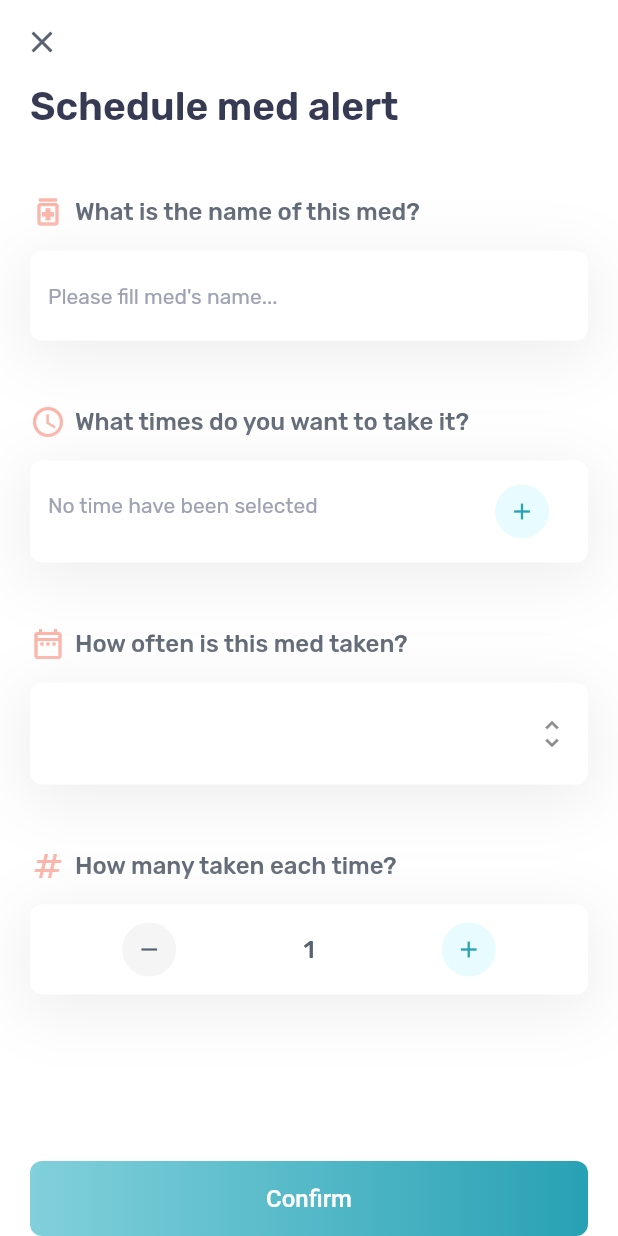
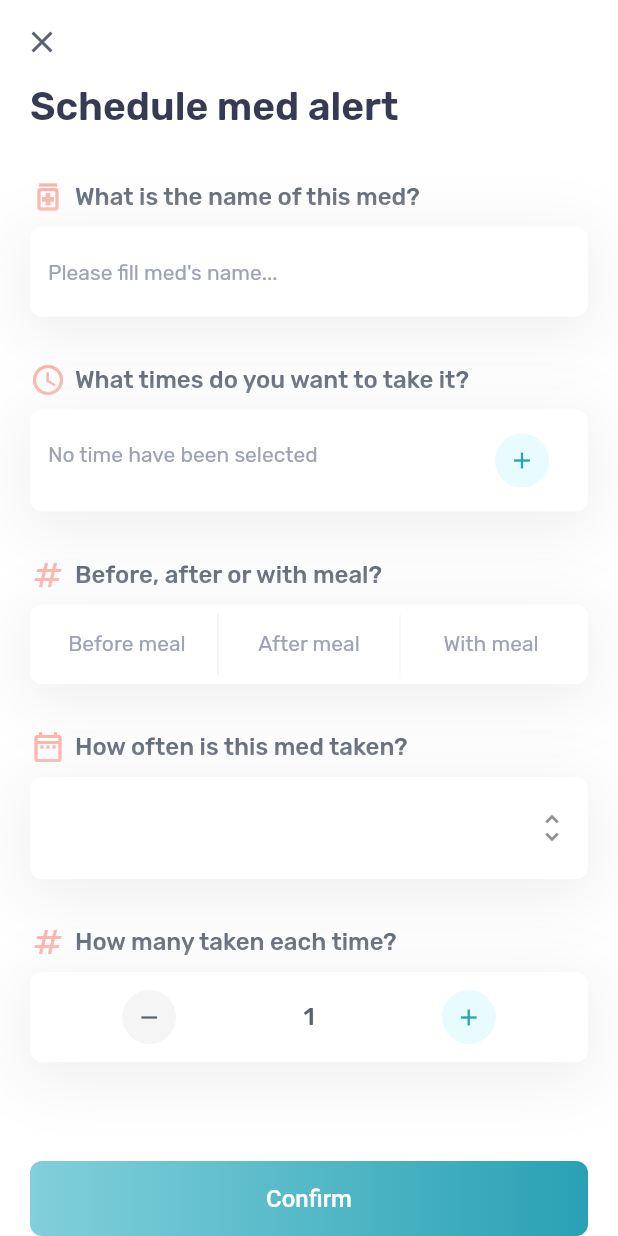
Before and after one commit to feiwhang/take-your-meds-flutter, a Flutter app: the screen it shows after launch, after a tap on the "add" icon, on a phone screen of 412 x 824 dp. Run offline on Flutter 3.47's test engine with Material 2 defaults, Android fonts, the light colour scheme and no system bars; our stand-ins replace flutter_riverpod, google_fonts, hive, hive_flutter; accounts and stored records are empty; generated files the repository leaves out were written again; statements that could not run were skipped.

Commit message:
add how to take meds to schedule & ui input in add_med page

```diff
--- a/lib/l10n/app_en.arb
+++ b/lib/l10n/app_en.arb
@@ -6,6 +6,7 @@
     "addmedTitle": "Schedule med alert",
     "addmedNameTitle": "What is the name of this med?",
     "addmedTimeTitle": "What times do you want to take it?",
+    "addmedHowTitle": "Before, after or with meal?",
     "addmedFrequencyTitle": "How often is this med taken?",
     "addmedQuantityTitle": "How many taken each time?",
     "tabToTypeName": "Please fill med's name...",
@@ -35,6 +36,7 @@
     "timeExceed": "Maximum of 3 times per schedule",
     "errorNoName": "Please specify the med's name.",
     "errorNoTime": "Please select at least 1 time.",
+    "errorNoHow": "Please select how to take.",
     "errorNoDay": "Please select at least 1 day.",
     "pill": "pill",
     "pills": "pills",
@@ -42,5 +44,8 @@
     "onGoing": "On going",
     "sucess": "Success !",
     "changedLang": "Successfully changed language",
-    "addedMed": "Successfully added schedule"
+    "addedMed": "Successfully added schedule",
+    "beforeMeal": "Before meal",
+    "afterMeal": "After meal",
+    "withMeal": "With meal"
 }
--- a/lib/l10n/app_th.arb
+++ b/lib/l10n/app_th.arb
@@ -6,6 +6,7 @@
     "addmedTitle": "สร้างการแจ้งเตือน",
     "addmedNameTitle": "ชื่อตัวยา?",
     "addmedTimeTitle": "คุณต้องทานยาตัวนี้เวลาไหน?",
+    "addmedHowTitle": "ก่อน, หลัง หรือพร้อมอาหาร?",
     "addmedFrequencyTitle": "ต้องทานบ่อยแค่ไหน?",
     "addmedQuantityTitle": "ต้องทานครั้งละกี่เม็ด",
     "tabToTypeName": "กรุณาใส่ชื่อยา...",
@@ -35,6 +36,7 @@
     "timeExceed": "เลือกที่ไม่เกิน 3 เวลา",
     "errorNoName": "กรุณากรอกชื่อตัวยา",
     "errorNoTime": "กรุณาเลือกอย่างน้อย 1 เวลา",
+    "errorNoHow": "กรุณาเลือกวิธีีกิน",
     "errorNoDay": "กรุณาเลือกอย่างน้อย 1 วัน",
     "pill": "เม็ด",
     "pills": "เม็ด",
@@ -42,5 +44,8 @@
     "onGoing": "อยู่ระหว่าง",
     "sucess": "สำเร็จ !",
     "changedLang": "เปลี่ยนภาษาเรียบร้อย",
-    "addedMed": "เพิ่มการแจ้งเตือบเรียบร้อย"
+    "addedMed": "เพิ่มการแจ้งเตือบเรียบร้อย",
+    "beforeMeal": "ก่อนอาหาร",
+    "afterMeal": "หลังอาหาร",
+    "withMeal": "พร้อมอาหาร"
 }
--- a/lib/screens/add_med.dart
+++ b/lib/screens/add_med.dart
@@ -6,6 +6,7 @@ import 'package:hive_flutter/hive_flutter.dart';
 import 'package:take_your_meds/constants.dart';
 import 'package:flutter_gen/gen_l10n/app_localizations.dart';
 import 'package:take_your_meds/utils/days_of_the_week.dart';
+import 'package:take_your_meds/utils/how_to_take.dart';
 import 'package:take_your_meds/utils/schedule.dart';
 import 'package:take_your_meds/widgets/alert_dialog.dart';
 import 'package:take_your_meds/widgets/base_card.dart';
@@ -38,75 +39,52 @@ class AddMed extends StatelessWidget {
               AppLocalizations.of(context)!.addmedTitle,
               style: titleTextStyle,
             ),
-            const SizedBox(height: 42),
-            Row(
-              children: [
-                const Icon(
-                  Icons.medication_outlined,
-                  color: normalRedColor,
-                ),
-                const SizedBox(width: 6),
-                Text(
-                  AppLocalizations.of(context)!.addmedNameTitle,
-                  style: subtitleTextStyle,
-                ),
-              ],
-            ),
-            const SizedBox(height: 14),
+            const SizedBox(height: 32),
+            titleText(Icons.medication_outlined,
+                AppLocalizations.of(context)!.addmedNameTitle),
+            const SizedBox(height: 8),
             const SelectNameCard(),
-            const SizedBox(height: 42),
-            Row(
-              children: [
-                const Icon(
-                  Icons.schedule_outlined,
-                  color: normalRedColor,
-                ),
-                const SizedBox(width: 6),
-                Text(
-                  AppLocalizations.of(context)!.addmedTimeTitle,
-                  style: subtitleTextStyle,
-                ),
-              ],
-            ),
-            const SizedBox(height: 14),
+            const SizedBox(height: 30),
+            titleText(Icons.schedule_outlined,
+                AppLocalizations.of(context)!.addmedTimeTitle),
+            const SizedBox(height: 8),
             const SelectTimeCard(),
-            const SizedBox(height: 42),
-            Row(
-              children: [
-                const Icon(
-                  Icons.date_range_outlined,
-                  color: normalRedColor,
-                ),
-                const SizedBox(width: 6),
-                Text(
-                  AppLocalizations.of(context)!.addmedFrequencyTitle,
-                  style: subtitleTextStyle,
-                ),
-              ],
-            ),
-            const SizedBox(height: 14),
+            const SizedBox(height: 30),
+            titleText(Icons.numbers_outlined,
+                AppLocalizations.of(context)!.addmedHowTitle),
+            const SizedBox(height: 8),
+            const SelectHowCard(),
+            const SizedBox(height: 30),
+            titleText(Icons.date_range_outlined,
+                AppLocalizations.of(context)!.addmedFrequencyTitle),
+            const SizedBox(height: 8),
             const SelectFreqCard(),
-            const SizedBox(height: 42),
-            Row(
-              children: [
-                const Icon(
-                  Icons.numbers_outlined,
-                  color: normalRedColor,
-                ),
-                const SizedBox(width: 6),
-                Text(
-                  AppLocalizations.of(context)!.addmedQuantityTitle,
-                  style: subtitleTextStyle,
-                ),
-              ],
-            ),
-            const SizedBox(height: 14),
+            const SizedBox(height: 30),
+            titleText(Icons.numbers_outlined,
+                AppLocalizations.of(context)!.addmedQuantityTitle),
+            const SizedBox(height: 8),
             const SelectDoseCard(),
             const Expanded(child: SizedBox()),
             const ConfirmButton(),
           ],
         ),
       ),
+    );
+  }
+
+  Widget titleText(IconData iconData, String title) {
+    return Row(
+      children: [
+        Icon(
+          iconData,
+          color: normalRedColor,
+        ),
+        const SizedBox(width: 6),
+        Text(
+          title,
+          style: subtitleTextStyle,
+        ),
+      ],
     );
   }
 }
@@ -192,7 +170,7 @@ class SelectTimeCard extends ConsumerWidget {
             Container(
               decoration: BoxDecoration(
                   color: Colors.white38,
-                  borderRadius: BorderRadius.circular(32)),
+                  borderRadius: BorderRadius.circular(30)),
               child: IconButton(
                 onPressed: () {
                   ref.read(newScheduleProvider.notifier).removeTimeToTake(time);
@@ -279,12 +257,69 @@ class SelectTimeModal extends ConsumerWidget {
   }
 }
 
+class SelectHowCard extends ConsumerWidget {
+  const SelectHowCard({Key? key}) : super(key: key);
+
+  @override
+  Widget build(BuildContext context, WidgetRef ref) {
+    return BaseCard(
+      cardChild: IntrinsicHeight(
+        child: Row(
+          mainAxisAlignment: MainAxisAlignment.spaceEvenly,
+          children: [
+            expandedButton(context, ref, HowToTake.beforeMeal),
+            VerticalDivider(
+              color: Colors.grey.shade200,
+            ),
+            expandedButton(context, ref, HowToTake.afterMeal),
+            VerticalDivider(
+              color: Colors.grey.shade100,
+            ),
+            expandedButton(context, ref, HowToTake.withMeal),
+          ],
+        ),
+      ),
+    );
+  }
+
+  Widget expandedButton(
+      BuildContext context, WidgetRef ref, HowToTake howToTake) {
+    Schedule scheduleValue = ref.watch(newScheduleProvider);
+
+    return Expanded(
+      flex: 1,
+      child: GestureDetector(
+        onTap: () {
+          ref.read(newScheduleProvider.notifier).pickHowToTake(howToTake);
+        },
+        child: Container(
+          padding: const EdgeInsets.all(12),
+          alignment: Alignment.center,
+          decoration: BoxDecoration(
+            gradient: scheduleValue.howToTake == howToTake
+                ? const LinearGradient(colors: [normalRedColor, darkRedColor])
+                : null,
+            borderRadius: BorderRadius.circular(6),
+          ),
+          child: Text(
+            howToTake.getText(context),
+            style: scheduleValue.howToTake == howToTake
+                ? lightNormalTextStyle
+                : normalTextStyle,
+          ),
+        ),
+      ),
+    );
+  }
+}
+
 class SelectFreqCard extends ConsumerWidget {
   const SelectFreqCard({Key? key}) : super(key: key);
 
   @override
   Widget build(BuildContext context, WidgetRef ref) {
     Schedule scheduleValue = ref.watch(newScheduleProvider);
+
     return BaseCard(
       cardChild: ListTile(
         contentPadding: EdgeInsets.zero,
@@ -554,6 +589,11 @@ class ConfirmButton extends ConsumerWidget {
       errorMsg += AppLocalizations.of(context)!.errorNoTime;
     }
 
+    if (scheduleValue.howToTake == null) {
+      errorMsg += "\n* ";
+      errorMsg += AppLocalizations.of(context)!.errorNoHow;
+    }
+
     if (!scheduleValue.daysToTake.containsValue(true)) {
       errorMsg += "\n* ";
       errorMsg += AppLocalizations.of(context)!.errorNoDay;
--- /dev/null
+++ b/lib/utils/how_to_take.dart
@@ -0,0 +1,30 @@
+import 'package:flutter/material.dart';
+import 'package:hive/hive.dart';
+import 'package:flutter_gen/gen_l10n/app_localizations.dart';
+
+part 'how_to_take.g.dart';
+
+@HiveType(typeId: 3)
+enum HowToTake {
+  @HiveField(0)
+  beforeMeal,
+
+  @HiveField(1)
+  afterMeal,
+
+  @HiveField(2)
+  withMeal;
+
+  String getText(BuildContext context) {
+    switch (index) {
+      case 0:
+        return AppLocalizations.of(context)!.beforeMeal;
+      case 1:
+        return AppLocalizations.of(context)!.afterMeal;
+      case 2:
+        return AppLocalizations.of(context)!.withMeal;
+      default:
+        return "ERROR";
+    }
+  }
+}
--- a/lib/utils/schedule.dart
+++ b/lib/utils/schedule.dart
@@ -4,6 +4,7 @@ import 'package:hive/hive.dart';
 import 'package:intl/intl.dart';
 import 'package:flutter_gen/gen_l10n/app_localizations.dart';
 import 'package:take_your_meds/utils/days_of_the_week.dart';
+import 'package:take_your_meds/utils/how_to_take.dart';
 import 'package:take_your_meds/widgets/alert_dialog.dart';
 
 part 'schedule.g.dart';
@@ -17,6 +18,9 @@ class Schedule extends HiveObject {
   List<TimeOfDay> timesToTake = [];
 
   @HiveField(2)
+  HowToTake? howToTake;
+
+  @HiveField(3)
   Map<DaysOfTheWeek, bool> daysToTake = {
     DaysOfTheWeek.sunday: false,
     DaysOfTheWeek.monday: false,
@@ -27,7 +31,7 @@ class Schedule extends HiveObject {
     DaysOfTheWeek.saturday: false,
   };
 
-  @HiveField(3)
+  @HiveField(4)
   int dose = 1;
 }
 
@@ -79,6 +83,13 @@ class ScheduleNotifier extends StateNotifier<Schedule> {
     state = newSchedule;
   }
 
+  void pickHowToTake(HowToTake howToTake) {
+    Schedule newSchedule = copySchedule;
+    newSchedule.howToTake = howToTake;
+
+    state = newSchedule;
+  }
+
   void toggleDayToTake(DaysOfTheWeek day) {
     Schedule newSchedule = copySchedule;
     newSchedule.daysToTake[day] = !newSchedule.daysToTake[day]!;
--- a/pubspec.yaml
+++ b/pubspec.yaml
@@ -20,6 +20,7 @@ dependencies:
     flutter_riverpod: ^2.0.0-dev.9
     hive: ^2.2.1
     hive_flutter: ^1.1.0
+    flutter_local_notifications: ^9.6.0
 
 dev_dependencies:
     flutter_test:
```
Also changed, not shown: lib/utils/how_to_take.g.dart (added), lib/utils/schedule.g.dart, pubspec.lock, 1 other file.
